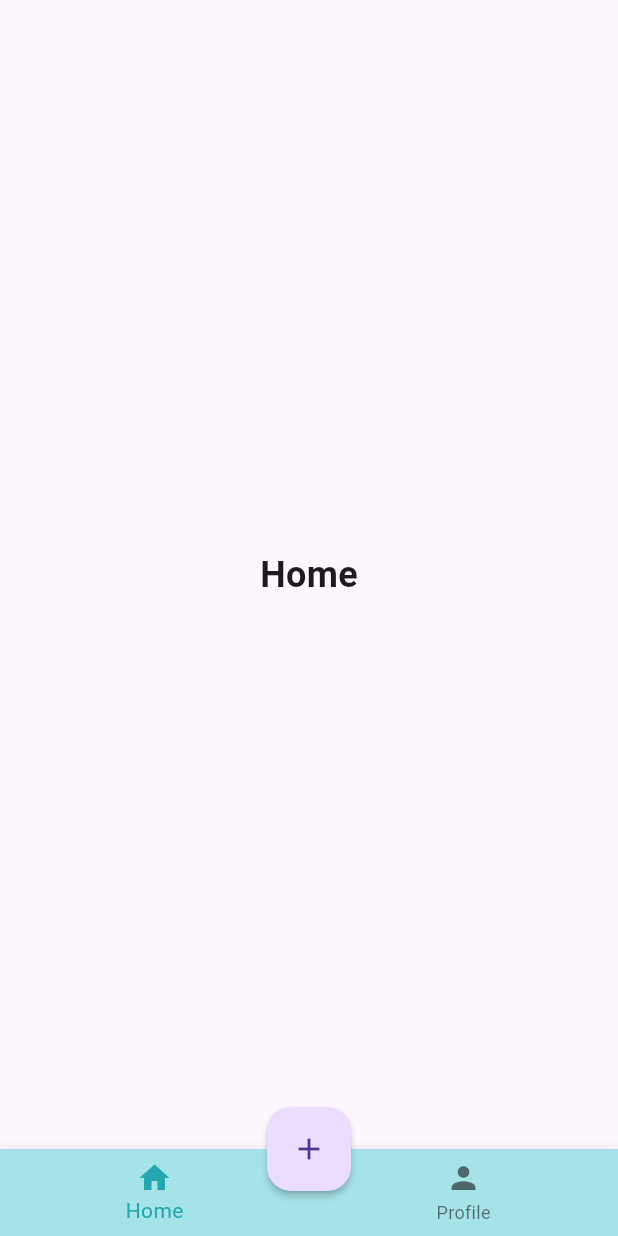
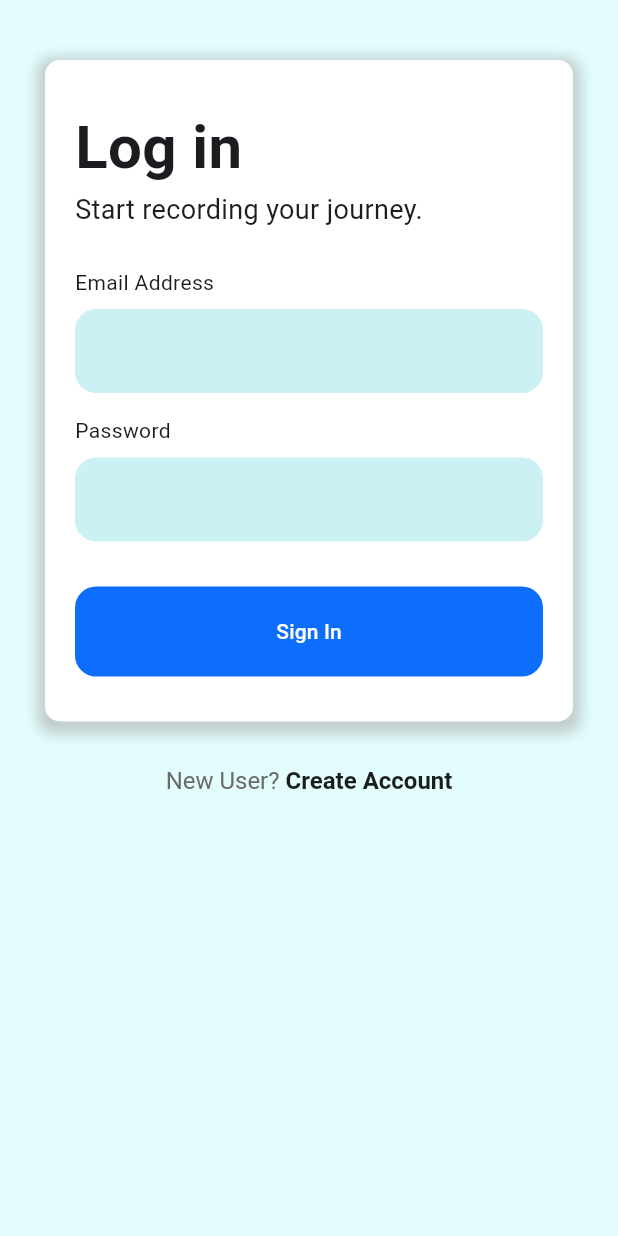
Before and after one commit to stanleman/PSW-todo-app, a Flutter app: the screen it shows after launch, on a phone screen of 412 x 824 dp. Run offline on Flutter 3.47's test engine with Material 3 defaults, Android fonts, the phone set to English and light mode, and no system bars; our stand-ins replace firebase_auth, firebase_core, flutter_dotenv; accounts and stored records are empty.

Commit message:
done my part

```diff
--- /dev/null
+++ b/lib/pages/authentication/authentication.dart
@@ -0,0 +1,32 @@
+import 'package:flutter/foundation.dart';
+import 'package:flutter/widgets.dart';
+import 'package:todo_app/pages/authentication/signIn.dart';
+import 'package:todo_app/pages/authentication/signUp.dart';
+
+class Authentication extends StatefulWidget {
+  const Authentication({super.key});
+
+  @override
+  State<Authentication> createState() => AuthenticationState();
+}
+
+class AuthenticationState extends State<Authentication> {
+  bool isLogin = true;
+
+  void changeMode(bool mode) {
+    setState(() {
+      isLogin = mode;
+    });
+  }
+
+  @override
+  Widget build(BuildContext context) {
+    if (isLogin) {
+      return Signin(
+        setMode: changeMode,
+      );
+    } else {
+      return Signup(setMode: changeMode);
+    }
+  }
+}
--- /dev/null
+++ b/lib/pages/authentication/signIn.dart
@@ -0,0 +1,221 @@
+import 'package:flutter/gestures.dart';
+import 'package:flutter/material.dart';
+import 'package:todo_app/services/auth_service.dart';
+
+class Signin extends StatefulWidget {
+  Signin({super.key, required this.setMode});
+
+  final Function setMode;
+
+  @override
+  State<Signin> createState() => _SigninState();
+}
+
+class _SigninState extends State<Signin> {
+  final TextEditingController _emailController = TextEditingController();
+
+  final TextEditingController _passwordController = TextEditingController();
+
+  String errorText = "";
+
+  void localSetMode() {
+    widget.setMode(false);
+  }
+
+  @override
+  Widget build(BuildContext context) {
+    return Scaffold(
+      backgroundColor: Color.fromARGB(255, 227, 253, 253),
+      resizeToAvoidBottomInset: true,
+      body: SafeArea(
+        child: SingleChildScrollView(
+          padding: const EdgeInsets.symmetric(horizontal: 30, vertical: 40),
+          child: Column(
+            children: [
+              Container(
+                decoration: BoxDecoration(
+                  borderRadius: BorderRadius.circular(10),
+                  color: Colors.white,
+                  boxShadow: [
+                    BoxShadow(
+                      color: Colors.grey.withOpacity(0.5),
+                      spreadRadius: 5,
+                      blurRadius: 7,
+                      offset: Offset(0, 3), // changes position of shadow
+                    ),
+                  ],
+                ),
+                padding:
+                    const EdgeInsets.symmetric(horizontal: 20, vertical: 30),
+                child: Column(
+                  mainAxisAlignment: MainAxisAlignment.start,
+                  crossAxisAlignment: CrossAxisAlignment.start,
+                  children: [
+                    Text(
+                      "Log in",
+                      style:
+                          TextStyle(fontWeight: FontWeight.w700, fontSize: 40),
+                    ),
+                    Text(
+                      "Start recording your journey.",
+                      style:
+                          TextStyle(fontWeight: FontWeight.w400, fontSize: 18),
+                    ),
+                    const SizedBox(
+                      height: 25,
+                    ),
+                    _emailAddress(),
+                    const SizedBox(
+                      height: 15,
+                    ),
+                    _password(),
+                    if (errorText != "")
+                      Column(
+                        children: [
+                          const SizedBox(
+                            height: 10,
+                          ),
+                          Text(
+                            errorText,
+                            style: const TextStyle(color: Colors.red),
+                          ),
+                        ],
+                      ),
+                    const SizedBox(
+                      height: 30,
+                    ),
+                    _signin(context),
+                  ],
+                ),
+              ),
+              const SizedBox(
+                height: 30,
+              ),
+              _signup(context)
+            ],
+          ),
+        ),
+      ),
+    );
+  }
+
+  Widget _emailAddress() {
+    return Column(
+      mainAxisAlignment: MainAxisAlignment.start,
+      crossAxisAlignment: CrossAxisAlignment.start,
+      children: [
+        const Text(
+          'Email Address',
+        ),
+        const SizedBox(
+          height: 8,
+        ),
+        TextField(
+          onChanged: (value) => setState(() {
+            errorText = "";
+          }),
+          controller: _emailController,
+          decoration: InputDecoration(
+              filled: true,
+              fillColor: const Color(0xffCBF1F5),
+              border: OutlineInputBorder(
+                  borderSide: BorderSide.none,
+                  borderRadius: BorderRadius.circular(14))),
+        )
+      ],
+    );
+  }
+
+  Widget _password() {
+    return Column(
+      mainAxisAlignment: MainAxisAlignment.start,
+      crossAxisAlignment: CrossAxisAlignment.start,
+      children: [
+        const Text(
+          'Password',
+        ),
+        const SizedBox(
+          height: 8,
+        ),
+        TextField(
+          onChanged: (value) => setState(() {
+            errorText = "";
+          }),
+          obscureText: true,
+          controller: _passwordController,
+          decoration: InputDecoration(
+              filled: true,
+              fillColor: const Color(0xffCBF1F5),
+              border: OutlineInputBorder(
+                  borderSide: BorderSide.none,
+                  borderRadius: BorderRadius.circular(14))),
+        )
+      ],
+    );
+  }
+
+  Widget _signin(BuildContext context) {
+    return ElevatedButton(
+      style: ElevatedButton.styleFrom(
+        backgroundColor: const Color(0xff0D6EFD),
+        shape: RoundedRectangleBorder(
+          borderRadius: BorderRadius.circular(14),
+        ),
+        minimumSize: const Size(double.infinity, 60),
+        elevation: 0,
+      ),
+      onPressed: () async {
+        String tempResult = await AuthService().signin(
+            email: _emailController.text,
+            password: _passwordController.text,
+            context: context);
+        setState(() {
+          errorText = tempResult;
+        });
+        if (tempResult == 'success') {
+          final snackBar = SnackBar(
+            content: const Text('Logged in successfully.'),
+            showCloseIcon: true,
+            behavior: SnackBarBehavior.floating,
+          );
+          ScaffoldMessenger.of(context).showSnackBar(snackBar);
+        }
+      },
+      child: const Text(
+        "Sign In",
+        style: TextStyle(color: Colors.white),
+      ),
+    );
+  }
+
+  Widget _signup(BuildContext context) {
+    return Padding(
+      padding: const EdgeInsets.only(bottom: 16),
+      child: RichText(
+          textAlign: TextAlign.center,
+          text: TextSpan(children: [
+            const TextSpan(
+              text: "New User? ",
+              style: TextStyle(
+                  color: Color(0xff6A6A6A),
+                  fontWeight: FontWeight.normal,
+                  fontSize: 16),
+            ),
+            TextSpan(
+                text: "Create Account",
+                style: const TextStyle(
+                    color: Color(0xff1A1D1E),
+                    fontWeight: FontWeight.bold,
+                    fontSize: 16),
+                recognizer: TapGestureRecognizer()
+                  ..onTap = () {
+                    localSetMode();
+                    // Navigator.pushReplacement(
+                    //   context,
+                    //   MaterialPageRoute(builder: (context) => Signup()),
+                    // );
+                  }),
+          ])),
+    );
+  }
+}
--- a/lib/root.dart
+++ b/lib/root.dart
@@ -1,5 +1,7 @@
+import 'package:firebase_auth/firebase_auth.dart';
 import 'package:flutter/material.dart';
 import 'package:todo_app/pages/addTask.dart';
+import 'package:todo_app/pages/authentication/authentication.dart';
 import 'package:todo_app/pages/home.dart';
 import 'package:todo_app/pages/profile.dart';
 
@@ -13,6 +15,7 @@ class RootPage extends StatefulWidget {
 }
 
 class RootPageState extends State<RootPage> {
+  RootPageState({credential = ''});
   int _selectedIndex = 0;
   static const TextStyle optionStyle =
       TextStyle(fontSize: 30, fontWeight: FontWeight.bold);
@@ -29,10 +32,27 @@ class RootPageState extends State<RootPage> {
   }
 
   @override
+  void initState() {
+    super.initState();
+    FirebaseAuth.instance.authStateChanges().listen((User? firebaseUser) {
+      if (firebaseUser == null) {
+        setState(() {
+          _selectedIndex = 0;
+        });
+      }
+    });
+  }
+
+  @override
   Widget build(BuildContext context) {
+    return StreamBuilder(
+        stream: FirebaseAuth.instance.authStateChanges(),
+        builder: (context, snapshot) {
+          if (snapshot.hasData) {
             return Scaffold(
               backgroundColor: const Color(0xffCBF1F5),
-      floatingActionButtonLocation: FloatingActionButtonLocation.centerDocked,
+              floatingActionButtonLocation:
+                  FloatingActionButtonLocation.centerDocked,
               floatingActionButton: FloatingActionButton(
                 onPressed: () {
                   Navigator.push(
@@ -61,5 +81,9 @@ class RootPageState extends State<RootPage> {
                 onTap: _onItemTapped,
               ),
             );
+          } else {
+            return Authentication();
+          }
+        });
   }
 }
--- /dev/null
+++ b/lib/services/auth_service.dart
@@ -0,0 +1,77 @@
+import 'package:firebase_auth/firebase_auth.dart';
+import 'package:flutter/material.dart';
+
+class AuthService {
+  User? loggedInUser() {
+    return FirebaseAuth.instance.currentUser;
+  }
+
+  Future<String> signup({
+    required String email,
+    required String password,
+    required BuildContext context,
+  }) async {
+    try {
+      await FirebaseAuth.instance.createUserWithEmailAndPassword(
+        email: email,
+        password: password,
+      );
+      return "success";
+    } on FirebaseAuthException catch (e) {
+      String message = 'Error signing up!';
+      print(e.code);
+      if (e.code == 'email-already-in-use') {
+        message = 'Email already in use!';
+      } else if (e.code == "weak-password") {
+        message = 'The password is too weak!';
+      } else if (e.code == 'invalid-email') {
+        message = 'Invalid email.';
+      }
+      return message;
+    }
+  }
+
+  Future<String> signin({
+    required String email,
+    required String password,
+    required BuildContext context,
+  }) async {
+    try {
+      await FirebaseAuth.instance.signInWithEmailAndPassword(
+        email: email,
+        password: password,
+      );
+      return 'success';
+      // await Future.delayed(const Duration(seconds: 1));
+      // Navigator.pushReplacement(
+      //     context,
+      //     MaterialPageRoute(
+      //       builder: (BuildContext context) => RootPage(),
+      //     ));
+    } on FirebaseAuthException catch (e) {
+      String message = 'Error signing in!';
+      if (e.code == 'invalid-credential') {
+        message = 'Invalid credentials provided.';
+        print('No user found for that email.');
+      } else if (e.code == 'wrong-password') {
+        message = 'Wrong password provided for that user.';
+        print('Wrong password provided for that user.');
+      } else if (e.code == 'invalid-email') {
+        message = 'Invalid email.';
+        print('Invalid email.');
+      }
+      return message;
+    }
+  }
+
+  Future<void> signout({required BuildContext context}) async {
+    try {
+      await FirebaseAuth.instance.signOut();
+    } on FirebaseAuthException catch (e) {
+      print("error occured!");
+    }
+    // await Future.delayed(const Duration(seconds: 1));
+    // Navigator.pushReplacement(
+    //     context, MaterialPageRoute(builder: (BuildContext context) => Login()));
+  }
+}
```
Also changed, not shown: lib/main.dart (+24 -2 lines), lib/pages/authentication/signUp.dart (added, +212 -0 lines), lib/pages/profile.dart (+31 -5 lines), pubspec.yaml (+7 -3 lines), firebase.json (added), lib/firebase_options.dart (added), pubspec.lock, 7 other files. Lines whose indentation alone changed are shown as unchanged.
